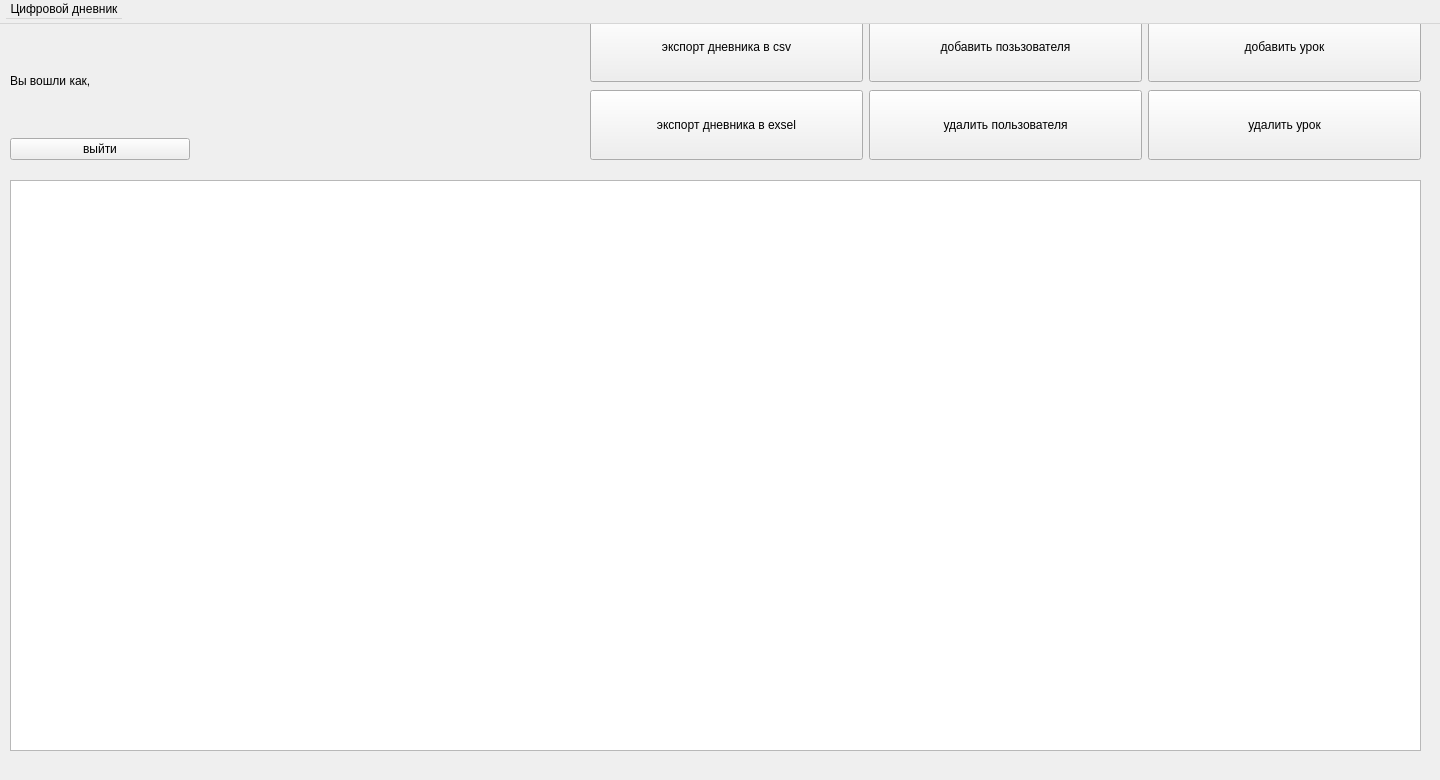
This is ui/main_window_3.ui in Tanax-Xt/Digital-journal-Desktop as Qt 5 draws it before an edit. The edited form follows.
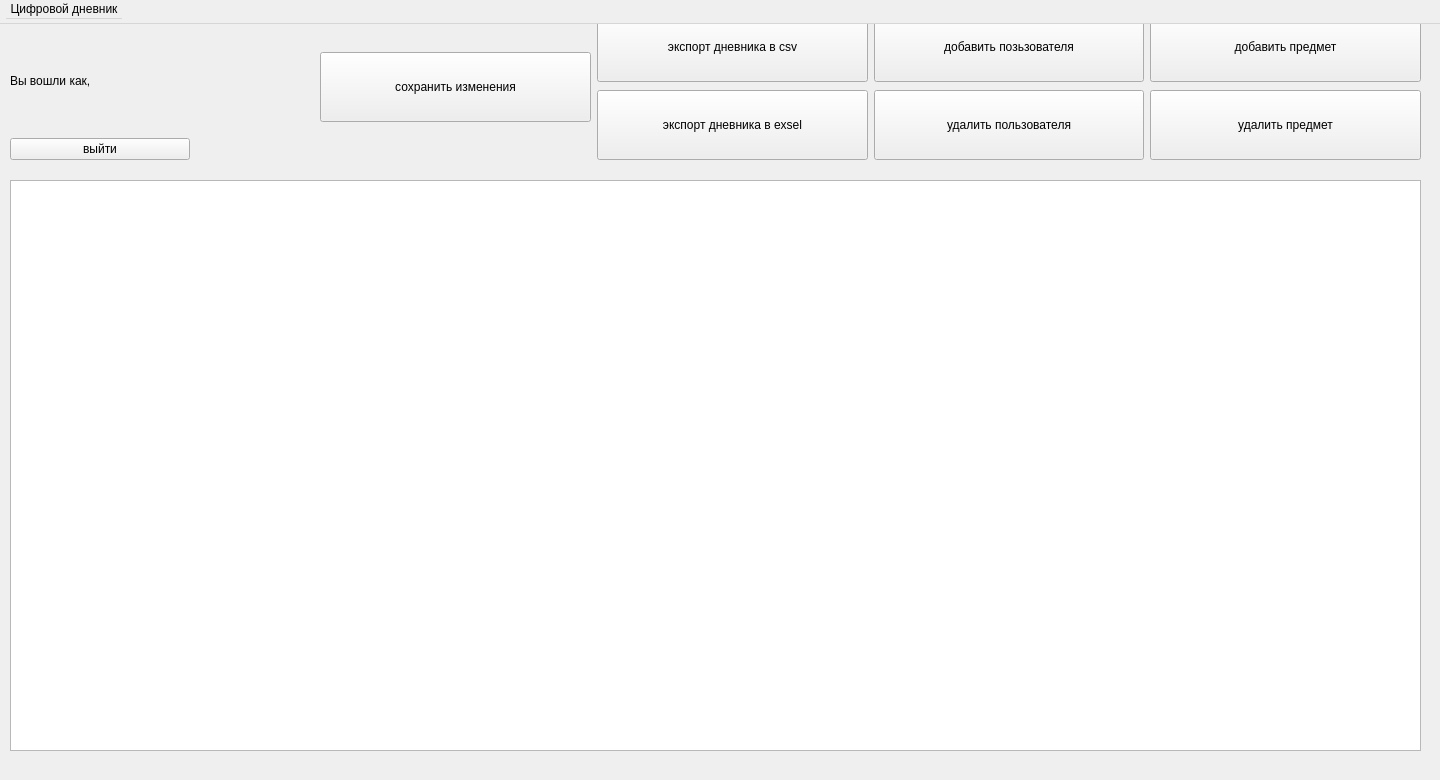
This is the edited form.

```diff
--- a/ui/main_window_3.ui
+++ b/ui/main_window_3.ui
@@ -37,13 +37,26 @@
    <widget class="QWidget" name="horizontalLayoutWidget">
     <property name="geometry">
      <rect>
-      <x>590</x>
+      <x>320</x>
       <y>10</y>
-      <width>831</width>
+      <width>1101</width>
       <height>154</height>
      </rect>
     </property>
     <layout class="QHBoxLayout" name="horizontalLayout">
+     <item>
+      <widget class="QPushButton" name="saveButton">
+       <property name="minimumSize">
+        <size>
+         <width>0</width>
+         <height>70</height>
+        </size>
+       </property>
+       <property name="text">
+        <string>сохранить изменения</string>
+       </property>
+      </widget>
+     </item>
      <item>
       <layout class="QVBoxLayout" name="verticalLayout_2">
        <item>
@@ -115,7 +128,7 @@
           </size>
          </property>
          <property name="text">
-          <string>добавить урок</string>
+          <string>добавить предмет</string>
          </property>
         </widget>
        </item>
@@ -128,7 +141,7 @@
           </size>
          </property>
          <property name="text">
-          <string>удалить урок</string>
+          <string>удалить предмет</string>
          </property>
         </widget>
        </item>
```
Left out of the diff: 8 changed lines with no effect on the pictures.
